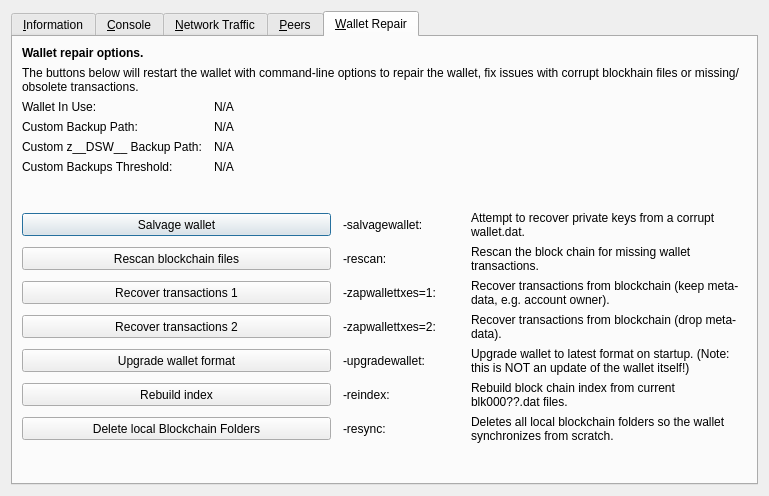
Above: src/qt/forms/rpcconsole.ui from decenomy/DSW before the change. Below: the same form after it.
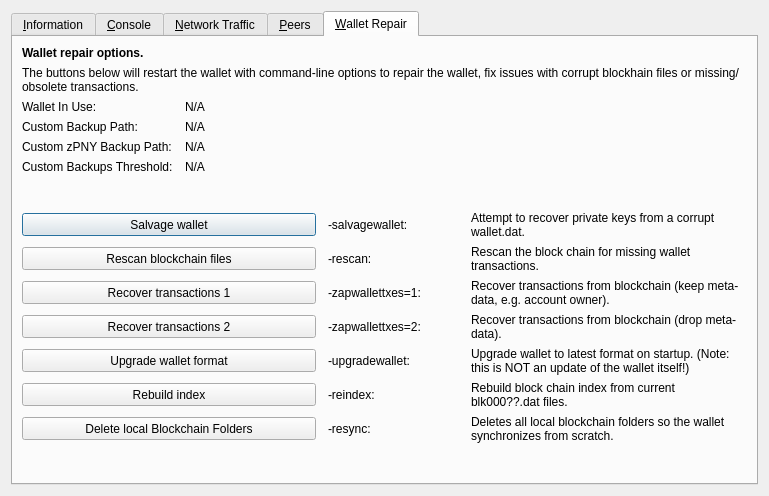
That is the form after the change. The open tabs and pages were chosen to show the change. Icons and pictures are not drawn. Custom widgets are drawn as their Qt base class.

What changed in the file:
```diff
--- a/src/qt/forms/rpcconsole.ui
+++ b/src/qt/forms/rpcconsole.ui
@@ -1333,7 +1333,7 @@
           <bool>false</bool>
          </property>
          <property name="text">
-          <string>Custom z__DSW__ Backup Path:</string>
+          <string>Custom zPNY Backup Path:</string>
          </property>
         </widget>
        </item>
```
Left out of the diff: 2 changed lines with no effect on the pictures.
